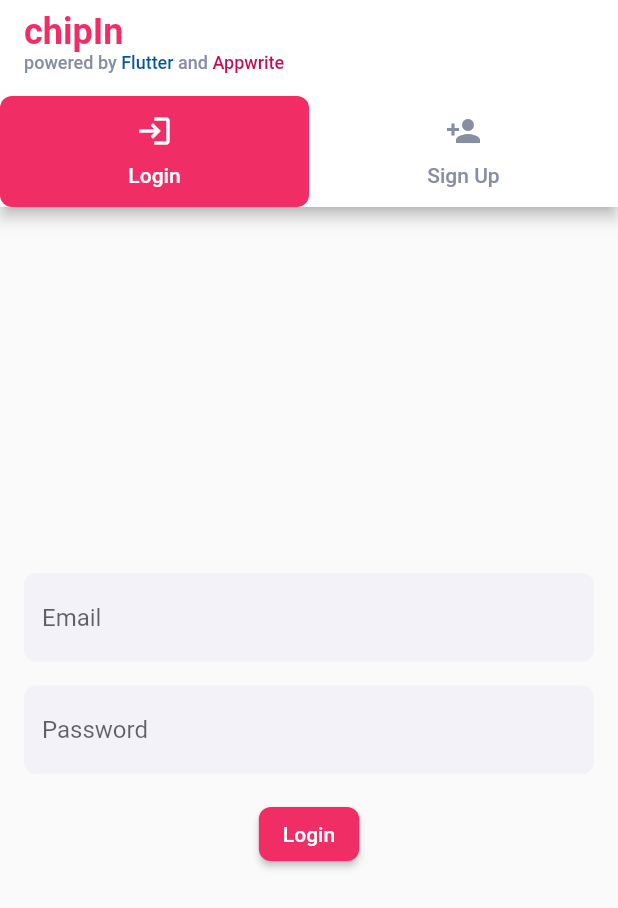
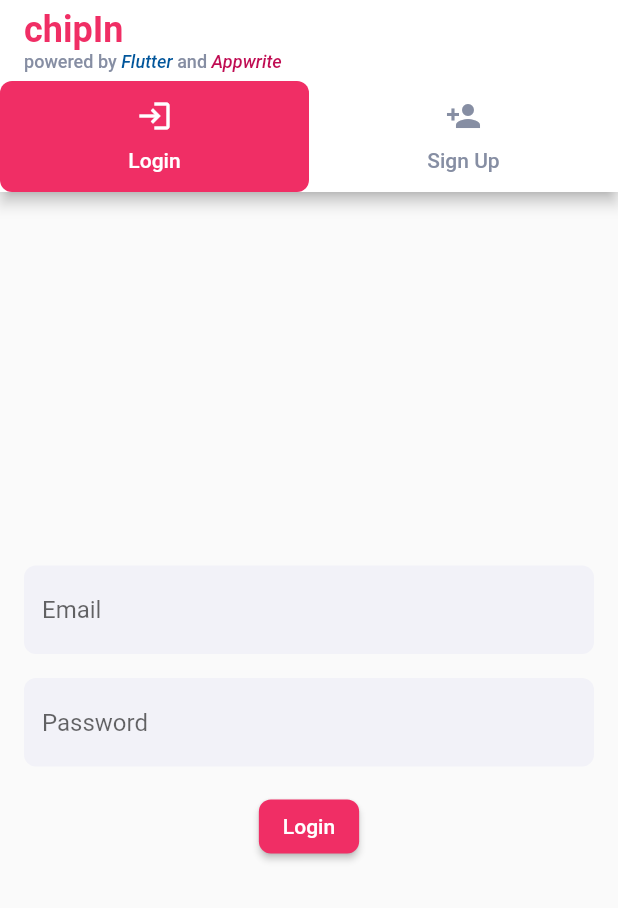
Before and after one commit to kgallego203/chipIn-eventPlanning-and-management-app, a Flutter app: the screen it shows after launch, on a phone screen of 412 x 824 dp. Shown: the top 908 px of the screen. Run offline on Flutter 3.47's test engine with Material 2 defaults, Android fonts, the phone set to English and light mode, and no system bars; our stand-ins replace appwrite.

Commit message:
add comments and edit the appbar title

```diff
--- a/lib/features/auth/view/authentication_screen.dart
+++ b/lib/features/auth/view/authentication_screen.dart
@@ -18,8 +18,7 @@ class AuthenticationScreen extends StatelessWidget {
                 style: TextStyle(
                   fontSize: 24,
                   fontWeight: FontWeight.bold,
-                  color: Pallete
-                      .primary100, // Set the color of the "chipIn" text to primary100 from the Pallete class
+                  color: Pallete.primary100,
                 ),
               ),
               Row(
@@ -28,46 +27,41 @@ class AuthenticationScreen extends StatelessWidget {
                     'powered by ',
                     style: TextStyle(
                       fontSize: 12,
-                      color: Pallete
-                          .neutral70, // Set the color of the "powered by" text to neutral70 from the Pallete class
+                      color: Pallete.neutral70,
                     ),
                   ),
                   Text(
                     'Flutter',
                     style: TextStyle(
                       fontSize: 12,
-                      color: Color(
-                          0xFF02569B), // Set the color of the "Flutter" text to the official Flutter brand color
+                      fontStyle: FontStyle.italic,
+                      color: Color(0xFF02569B),
                     ),
                   ),
                   Text(
                     ' and ',
                     style: TextStyle(
                       fontSize: 12,
-                      color: Pallete
-                          .neutral70, // Set the color of the "and" text to neutral70 from the Pallete class
+                      color: Pallete.neutral70,
                     ),
                   ),
                   Text(
                     'Appwrite',
                     style: TextStyle(
                       fontSize: 12,
-                      color: Pallete
-                          .primary300, // Set the color of the "Appwrite" text to the primary300 color from the Pallete class
+                      fontStyle: FontStyle.italic,
+                      color: Pallete.primary300,
                     ),
                   ),
                 ],
               ),
             ],
           ),
-          backgroundColor: Pallete
-              .neutral0, // Set the background color of the app bar to neutral0 from the Pallete class
+          backgroundColor: Pallete.neutral0,
           bottom: PreferredSize(
-            preferredSize: const Size.fromHeight(
-                82), // Increase the height of the app bar to 72
+            preferredSize: const Size.fromHeight(72),
             child: Container(
-              color: Pallete
-                  .neutral0, // Set the background color of the tab bar to neutral0 from the Pallete class
+              color: Pallete.neutral0,
               child: TabBar(
                 tabs: const [
                   Tab(
@@ -81,13 +75,10 @@ class AuthenticationScreen extends StatelessWidget {
                 ],
                 indicator: BoxDecoration(
                   borderRadius: BorderRadius.circular(8),
-                  color: Pallete
-                      .primary100, // Set the color of the tab indicator to primary100 from the Pallete class
+                  color: Pallete.primary100,
                 ),
-                labelColor: Pallete
-                    .neutral0, // Set the color of the selected tab label to neutral0 from the Pallete class
-                unselectedLabelColor: Pallete
-                    .neutral70, // Set the color of the unselected tab label to neutral70 from the Pallete class
+                labelColor: Pallete.neutral0,
+                unselectedLabelColor: Pallete.neutral70,
               ),
             ),
           ),
```
Also changed, not shown: 1 other file.
